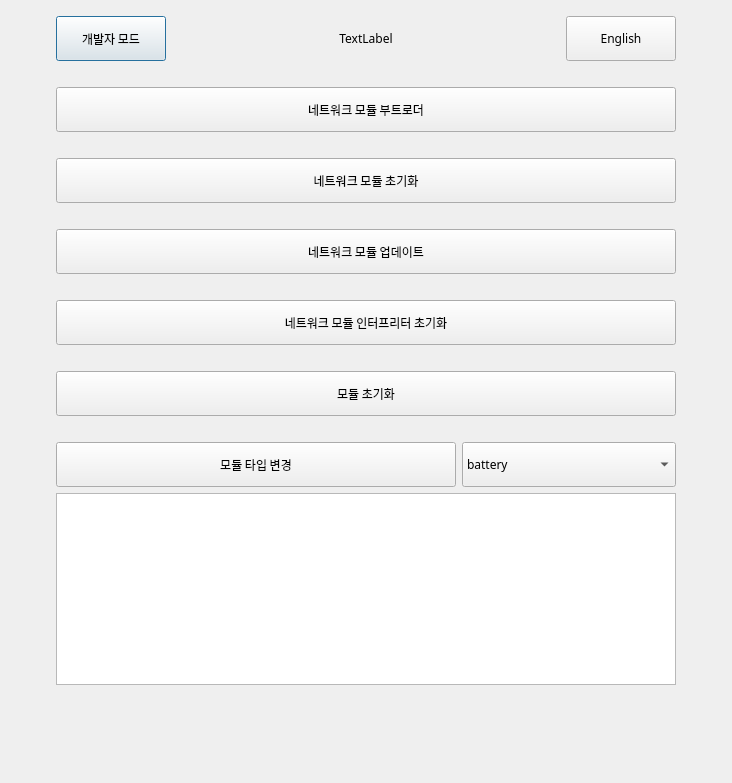
Above: modi2_multi_uploader/assets/uploader.ui from LUXROBO/modi2-firmware-updater before the change. Below: the same form after it.
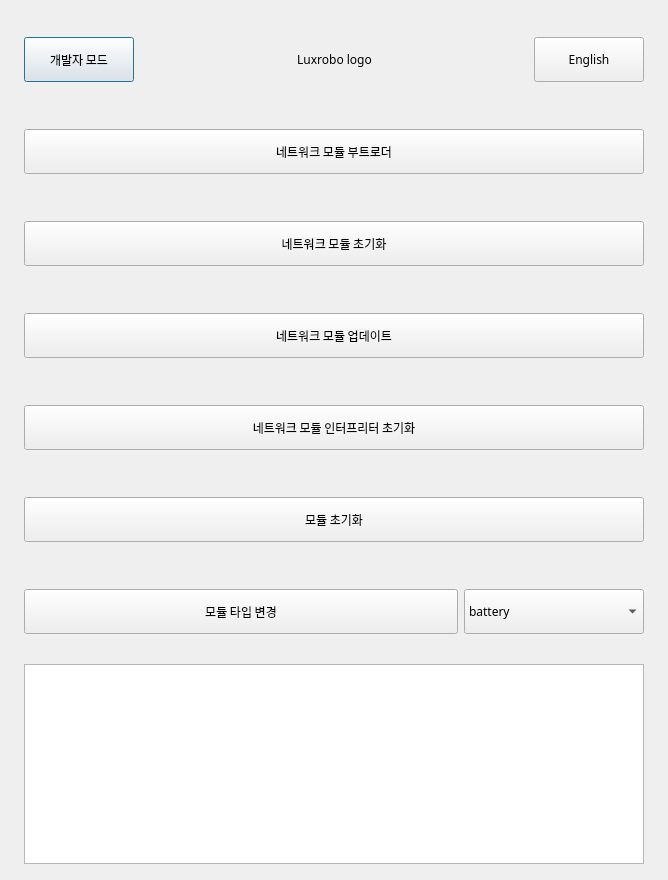
That is the form after the change.

Commit message: button handler 수정

```diff
--- a/modi2_multi_uploader/assets/uploader.ui
+++ b/modi2_multi_uploader/assets/uploader.ui
@@ -6,8 +6,8 @@
    <rect>
     <x>0</x>
     <y>0</y>
-    <width>732</width>
-    <height>783</height>
+    <width>668</width>
+    <height>880</height>
    </rect>
   </property>
   <property name="sizePolicy">
@@ -18,13 +18,13 @@
   </property>
   <property name="minimumSize">
    <size>
-    <width>732</width>
-    <height>783</height>
+    <width>640</width>
+    <height>880</height>
    </size>
   </property>
   <property name="maximumSize">
    <size>
-    <width>744</width>
+    <width>16777215</width>
     <height>16777215</height>
    </size>
   </property>
@@ -43,39 +43,7 @@
    <bool>false</bool>
   </property>
   <layout class="QGridLayout" name="gridLayout">
-   <item row="2" column="0">
-    <spacer name="horizontalSpacer_4">
-     <property name="orientation">
-      <enum>Qt::Horizontal</enum>
-     </property>
-     <property name="sizeType">
-      <enum>QSizePolicy::MinimumExpanding</enum>
-     </property>
-     <property name="sizeHint" stdset="0">
-      <size>
-       <width>5</width>
-       <height>20</height>
-      </size>
-     </property>
-    </spacer>
-   </item>
-   <item row="2" column="3">
-    <spacer name="horizontalSpacer_5">
-     <property name="orientation">
-      <enum>Qt::Horizontal</enum>
-     </property>
-     <property name="sizeType">
-      <enum>QSizePolicy::MinimumExpanding</enum>
-     </property>
-     <property name="sizeHint" stdset="0">
-      <size>
-       <width>5</width>
-       <height>20</height>
-      </size>
-     </property>
-    </spacer>
-   </item>
-   <item row="1" column="0">
+   <item row="1" column="1">
     <spacer name="horizontalSpacer">
      <property name="orientation">
       <enum>Qt::Horizontal</enum>
@@ -107,7 +75,23 @@
      </property>
     </spacer>
    </item>
-   <item row="1" column="1" rowspan="2" colspan="2">
+   <item row="3" column="3">
+    <spacer name="horizontalSpacer_5">
+     <property name="orientation">
+      <enum>Qt::Horizontal</enum>
+     </property>
+     <property name="sizeType">
+      <enum>QSizePolicy::MinimumExpanding</enum>
+     </property>
+     <property name="sizeHint" stdset="0">
+      <size>
+       <width>5</width>
+       <height>20</height>
+      </size>
+     </property>
+    </spacer>
+   </item>
+   <item row="1" column="2" rowspan="2">
     <layout class="QVBoxLayout" name="verticalLayout">
      <property name="sizeConstraint">
       <enum>QLayout::SetMinimumSize</enum>
@@ -149,7 +133,7 @@
          </property>
          <property name="sizeHint" stdset="0">
           <size>
-           <width>80</width>
+           <width>40</width>
            <height>20</height>
           </size>
          </property>
@@ -167,7 +151,7 @@
           <bool>true</bool>
          </property>
          <property name="text">
-          <string>TextLabel</string>
+          <string>Luxrobo logo</string>
          </property>
          <property name="alignment">
           <set>Qt::AlignCenter</set>
@@ -184,7 +168,7 @@
          </property>
          <property name="sizeHint" stdset="0">
           <size>
-           <width>80</width>
+           <width>40</width>
            <height>20</height>
           </size>
          </property>
@@ -277,7 +261,7 @@
        <property name="maximumSize">
         <size>
          <width>620</width>
-         <height>70</height>
+         <height>45</height>
         </size>
        </property>
        <property name="font">
@@ -336,7 +320,7 @@
        <property name="maximumSize">
         <size>
          <width>620</width>
-         <height>70</height>
+         <height>45</height>
         </size>
        </property>
        <property name="font">
@@ -395,7 +379,7 @@
        <property name="maximumSize">
         <size>
          <width>620</width>
-         <height>70</height>
+         <height>45</height>
         </size>
        </property>
        <property name="font">
@@ -457,7 +441,7 @@
        <property name="maximumSize">
         <size>
          <width>620</width>
-         <height>70</height>
+         <height>45</height>
         </size>
        </property>
        <property name="font">
@@ -519,7 +503,7 @@
        <property name="maximumSize">
         <size>
          <width>620</width>
-         <height>70</height>
+         <height>45</height>
         </size>
        </property>
        <property name="font">
@@ -566,21 +550,21 @@
        <item>
         <widget class="QPushButton" name="change_modules_type_button">
          <property name="sizePolicy">
-          <sizepolicy hsizetype="Fixed" vsizetype="Fixed">
+          <sizepolicy hsizetype="Minimum" vsizetype="Fixed">
            <horstretch>0</horstretch>
            <verstretch>0</verstretch>
           </sizepolicy>
          </property>
          <property name="minimumSize">
           <size>
-           <width>400</width>
+           <width>0</width>
            <height>45</height>
           </size>
          </property>
          <property name="maximumSize">
           <size>
-           <width>620</width>
-           <height>70</height>
+           <width>16777215</width>
+           <height>45</height>
           </size>
          </property>
          <property name="font">
@@ -616,8 +600,8 @@
          </property>
          <property name="maximumSize">
           <size>
-           <width>16777215</width>
-           <height>70</height>
+           <width>180</width>
+           <height>45</height>
           </size>
          </property>
          <item>
@@ -686,23 +670,23 @@
      </item>
     </layout>
    </item>
-   <item row="0" column="2">
-    <spacer name="verticalSpacer_4">
+   <item row="3" column="1">
+    <spacer name="horizontalSpacer_4">
      <property name="orientation">
-      <enum>Qt::Vertical</enum>
+      <enum>Qt::Horizontal</enum>
      </property>
      <property name="sizeType">
-      <enum>QSizePolicy::Fixed</enum>
+      <enum>QSizePolicy::MinimumExpanding</enum>
      </property>
      <property name="sizeHint" stdset="0">
       <size>
-       <width>20</width>
-       <height>5</height>
+       <width>5</width>
+       <height>20</height>
       </size>
      </property>
     </spacer>
    </item>
-   <item row="3" column="1" colspan="2">
+   <item row="3" column="2">
     <widget class="QTextBrowser" name="console">
      <property name="enabled">
       <bool>true</bool>
@@ -715,19 +699,44 @@
      </property>
      <property name="minimumSize">
       <size>
-       <width>550</width>
+       <width>0</width>
        <height>0</height>
       </size>
      </property>
+     <property name="maximumSize">
+      <size>
+       <width>16777215</width>
+       <height>200</height>
+      </size>
+     </property>
      <property name="frameShape">
       <enum>QFrame::StyledPanel</enum>
      </property>
     </widget>
    </item>
-   <item row="4" column="1">
+   <item row="4" column="2">
     <spacer name="verticalSpacer_5">
      <property name="orientation">
       <enum>Qt::Vertical</enum>
+     </property>
+     <property name="sizeType">
+      <enum>QSizePolicy::Fixed</enum>
+     </property>
+     <property name="sizeHint" stdset="0">
+      <size>
+       <width>20</width>
+       <height>5</height>
+      </size>
+     </property>
+    </spacer>
+   </item>
+   <item row="0" column="2">
+    <spacer name="verticalSpacer_9">
+     <property name="orientation">
+      <enum>Qt::Vertical</enum>
+     </property>
+     <property name="sizeType">
+      <enum>QSizePolicy::Fixed</enum>
      </property>
      <property name="sizeHint" stdset="0">
       <size>
```
The commit also changes 4 other files.
